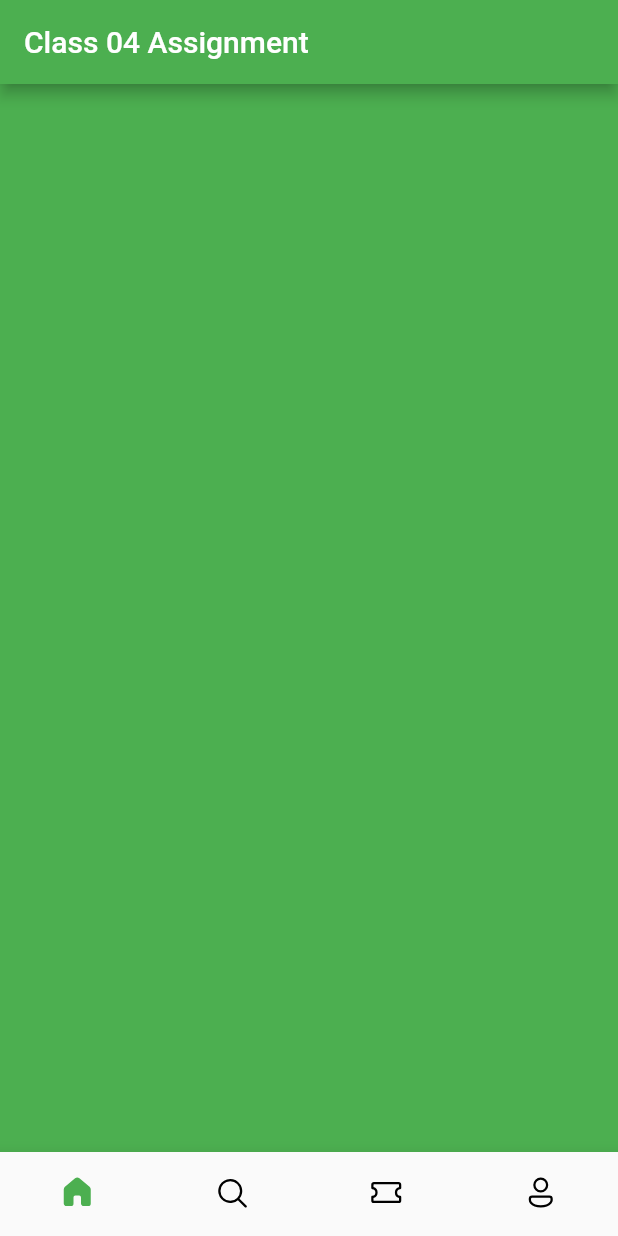
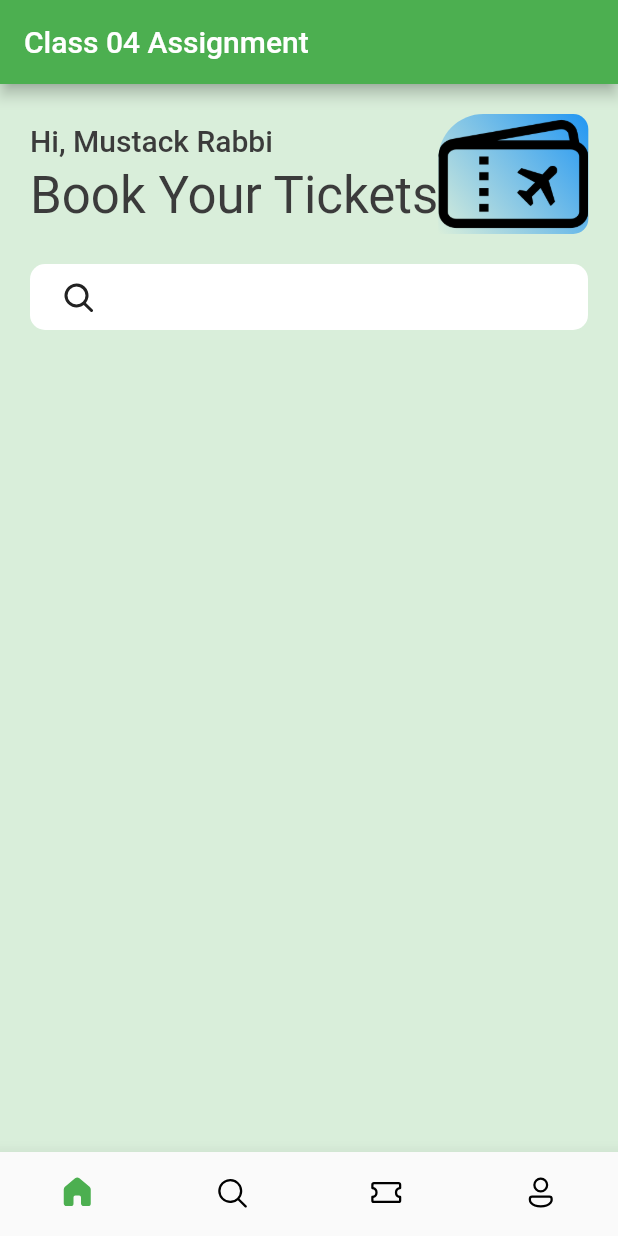
Before and after one commit to Mustack-Rabbi/Flutter_Class-05_Assignment, a Flutter app: the screen it shows after launch, on a phone screen of 412 x 824 dp. Run offline on Flutter 3.47's test engine with Material 2 defaults, Android fonts, the phone set to English and light mode, and no system bars; drawn by our look-alikes of animated_text_kit; our stand-ins replace fluentui_icons.

Commit message:
edite home screen

```diff
--- a/lib/screen/home_screen.dart
+++ b/lib/screen/home_screen.dart
@@ -1,6 +1,7 @@
+import 'package:animated_text_kit/animated_text_kit.dart';
+import 'package:class_05_assignment/utlis/app_styles.dart';
+import 'package:fluentui_icons/fluentui_icons.dart';
 import 'package:flutter/material.dart';
-import 'package:flutter/src/foundation/key.dart';
-import 'package:flutter/src/widgets/framework.dart';
 
 class HomeScreen extends StatelessWidget {
   const HomeScreen({Key? key}) : super(key: key);
@@ -8,7 +9,78 @@ class HomeScreen extends StatelessWidget {
   @override
   Widget build(BuildContext context) {
     return Scaffold(
-      backgroundColor: Colors.green,
+      backgroundColor: const Color.fromARGB(255, 217, 238, 218),
+      body: ListView(
+        children: [
+          Container(
+            padding:
+                const EdgeInsets.symmetric(vertical: 20.0, horizontal: 20.0),
+            child: Column(
+              children: [
+                Row(
+                  mainAxisAlignment: MainAxisAlignment.spaceBetween,
+                  children: [
+                    Column(
+                      crossAxisAlignment: CrossAxisAlignment.start,
+                      children: [
+                        AnimatedTextKit(
+                          isRepeatingAnimation: false,
+                          animatedTexts: [
+                            TypewriterAnimatedText("Hi, Mustack Rabbi",
+                                textStyle: Styles.headLine6,
+                                speed: Duration(milliseconds: 150)),
+                          ],
+                        ),
+                        SizedBox(height: 5),
+                        Text(
+                          "Book Your Tickets",
+                          style: Styles.headLine4,
+                        ),
+                      ],
+                    ),
+                    Container(
+                      padding: const EdgeInsets.all(20.0),
+                      height: 80,
+                      width: 100,
+                      decoration: const BoxDecoration(
+                          gradient: LinearGradient(
+                            begin: Alignment.topRight,
+                            end: Alignment.bottomLeft,
+                            colors: [
+                              Colors.blue,
+                              Color.fromARGB(255, 217, 238, 218),
+                            ],
+                          ),
+                          borderRadius: BorderRadius.only(
+                              topLeft: Radius.circular(30),
+                              topRight: Radius.circular(10),
+                              bottomLeft: Radius.zero,
+                              bottomRight: Radius.circular(10)),
+                          image: DecorationImage(
+                              image:
+                                  AssetImage("assets/images/airplane_logo.png"),
+                              fit: BoxFit.cover)),
+                    ),
+                  ],
+                ),
+                SizedBox(
+                  height: 20,
+                ),
+                Container(
+                  padding: EdgeInsets.symmetric(vertical: 10, horizontal: 20),
+                  decoration: BoxDecoration(
+                    borderRadius: BorderRadius.circular(10),
+                    color: Colors.white,
+                  ),
+                  child: Row(
+                    children: [Icon(FluentSystemIcons.ic_fluent_search_filled)],
+                  ),
+                )
+              ],
+            ),
+          ),
+        ],
+      ),
     );
   }
 }
--- a/lib/utlis/app_styles.dart
+++ b/lib/utlis/app_styles.dart
@@ -10,16 +10,17 @@ class Styles {
   static Color bgColor = const Color(0xFf3b3b3b);
   static TextStyle textStyle =
       TextStyle(color: textColor, fontSize: 30, fontWeight: FontWeight.bold);
-  static TextStyle headLineStyle1 =
-      TextStyle(color: textColor, fontSize: 30, fontWeight: FontWeight.bold);
-  static TextStyle headLineStyle2 =
-      TextStyle(color: textColor, fontSize: 30, fontWeight: FontWeight.bold);
-  static TextStyle headLineStyle3 =
-      TextStyle(color: textColor, fontSize: 30, fontWeight: FontWeight.bold);
-  static TextStyle headLineStyle4 =
-      TextStyle(color: textColor, fontSize: 30, fontWeight: FontWeight.bold);
-  static TextStyle headLineStyle5 =
-      TextStyle(color: textColor, fontSize: 30, fontWeight: FontWeight.bold);
-  static TextStyle headLineStyle6 =
-      TextStyle(color: textColor, fontSize: 30, fontWeight: FontWeight.bold);
+  //head line
+  static TextStyle headLine1 =
+      TextStyle(color: textColor, fontSize: 96, fontWeight: FontWeight.w300);
+  static TextStyle headLine2 =
+      TextStyle(color: textColor, fontSize: 60, fontWeight: FontWeight.w300);
+  static TextStyle headLine3 =
+      TextStyle(color: textColor, fontSize: 43, fontWeight: FontWeight.w400);
+  static TextStyle headLine4 =
+      TextStyle(color: textColor, fontSize: 34, fontWeight: FontWeight.w400);
+  static TextStyle headLine5 =
+      TextStyle(color: textColor, fontSize: 24, fontWeight: FontWeight.w400);
+  static TextStyle headLine6 =
+      TextStyle(color: textColor, fontSize: 20, fontWeight: FontWeight.w500);
 }
--- a/pubspec.yaml
+++ b/pubspec.yaml
@@ -34,6 +34,7 @@ dependencies:
   # Use with the CupertinoIcons class for iOS style icons.
   cupertino_icons: ^1.0.2
   fluentui_icons: ^1.0.0
+  animated_text_kit: ^4.2.2
 
 dev_dependencies:
   flutter_test:
@@ -57,8 +58,8 @@ flutter:
   uses-material-design: true
 
   # To add assets to your application, add an assets section, like this:
-  # assets:
-  #   - images/a_dot_burr.jpeg
+  assets:
+    - assets/images/airplane_logo.png
   #   - images/a_dot_ham.jpeg
 
   # An image asset can refer to one or more resolution-specific "variants", see
```
Also changed, not shown: assets/images/airplane_logo.png (added), pubspec.lock.
